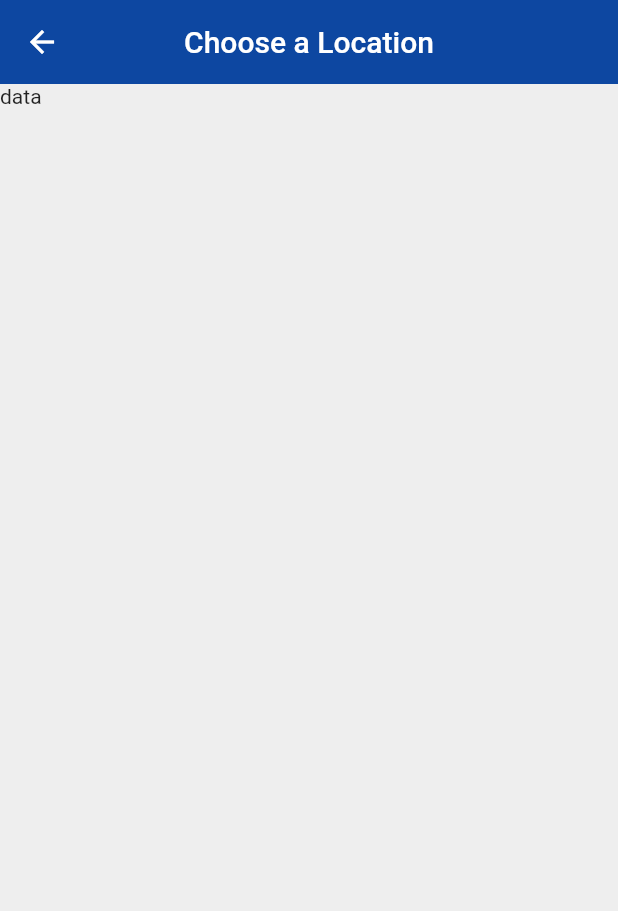
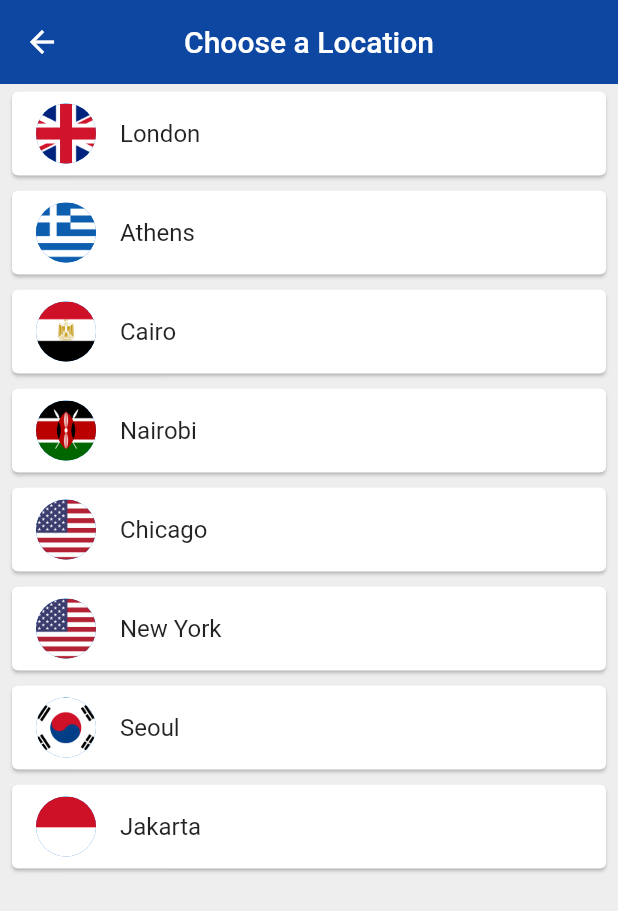
Before and after one commit to Robera16/world_time, a Flutter app: the ChooseLocation screen opened by its route, on a phone screen of 412 x 824 dp. Shown: the top 911 px of the screen. Run offline on Flutter 3.47's test engine with Material 2 defaults, Android fonts, the phone set to English and light mode, and no system bars; our stand-ins replace flutter_spinkit; network calls fail; statements that could not run were skipped.

Commit message:
updating the time

```diff
--- a/lib/pages/choose_location.dart
+++ b/lib/pages/choose_location.dart
@@ -1,5 +1,6 @@
 // ignore_for_file: prefer_const_constructors
 import 'package:flutter/material.dart';
+import 'package:world_time/services/world_time.dart';
 
 class ChooseLocation extends StatefulWidget {
   const ChooseLocation({super.key});
@@ -9,6 +10,30 @@ class ChooseLocation extends StatefulWidget {
 }
 
 class _ChooseLocationState extends State<ChooseLocation> {
+  List<WorldTime> locations = [
+    WorldTime(url: 'Europe/London', location: 'London', flag: 'uk.png'),
+    WorldTime(url: 'Europe/Berlin', location: 'Athens', flag: 'greece.png'),
+    WorldTime(url: 'Africa/Cairo', location: 'Cairo', flag: 'egypt.png'),
+    WorldTime(url: 'Africa/Nairobi', location: 'Nairobi', flag: 'kenya.png'),
+    WorldTime(url: 'America/Chicago', location: 'Chicago', flag: 'usa.png'),
+    WorldTime(url: 'America/New_York', location: 'New York', flag: 'usa.png'),
+    WorldTime(url: 'Asia/Seoul', location: 'Seoul', flag: 'south_korea.png'),
+    WorldTime(url: 'Asia/Jakarta', location: 'Jakarta', flag: 'indonesia.png'),
+  ];
+
+  void updateTime(index) async {
+    WorldTime instance = locations[index];
+    await instance.getTime();
+    // navigate to homescreen
+    if (!mounted) return;
+
+    Navigator.pop(context, {
+      'location': instance.location,
+      'flag': instance.flag,
+      'time': instance.time,
+      'isDaytime': instance.isDaytime
+    });
+  }
 
   @override
   Widget build(BuildContext context) {
@@ -20,6 +45,25 @@ class _ChooseLocationState extends State<ChooseLocation> {
         centerTitle: true,
         elevation: 0,
       ),
-        body: Text('data'));
+      body: ListView.builder(
+          itemCount: locations.length,
+          itemBuilder: (context, index) {
+            return Padding(
+              padding:
+                  const EdgeInsets.symmetric(vertical: 1.0, horizontal: 4.0),
+              child: Card(
+                  child: ListTile(
+                onTap: () {
+                  updateTime(index);
+                },
+                title: Text(locations[index].location),
+                leading: CircleAvatar(
+                  backgroundImage:
+                      AssetImage('assets/${locations[index].flag}'),
+                ),
+              )),
+            );
+          }),
+    );
   }
 }
--- a/lib/services/world_time.dart
+++ b/lib/services/world_time.dart
@@ -1,11 +1,13 @@
 import 'package:http/http.dart';
 import 'dart:convert';
+import 'package:intl/intl.dart';
 
 class WorldTime {
   late String location;
   late String time;
   late String flag;
   late String url;
+  late bool isDaytime;
 
   WorldTime({required this.location, required this.flag, required this.url});
 
@@ -22,7 +24,8 @@ class WorldTime {
       DateTime now = DateTime.parse(datetime);
       now = now.add(Duration(hours: int.parse(offset)));
 
-      time = now.toString();
+      isDaytime = now.hour > 6 && now.hour < 20 ? true : false;
+      time = DateFormat.jm().format(now);
     } catch (e) {
       time = 'could not get time data';
     }
```
Also changed, not shown: lib/pages/home.dart (+56 -9 lines), lib/pages/loading.dart (+11 -5 lines), pubspec.yaml (+4 -3 lines), assets/day.png (added), assets/egypt.png (added), assets/germany.png (added), assets/greece.png (added), assets/indonesia.png (added), assets/kenya.png (added), assets/night.png (added), assets/south_korea.png (added), assets/uk.png (added), assets/usa.png (added), pubspec.lock. Lines whose indentation alone changed are shown as unchanged.
